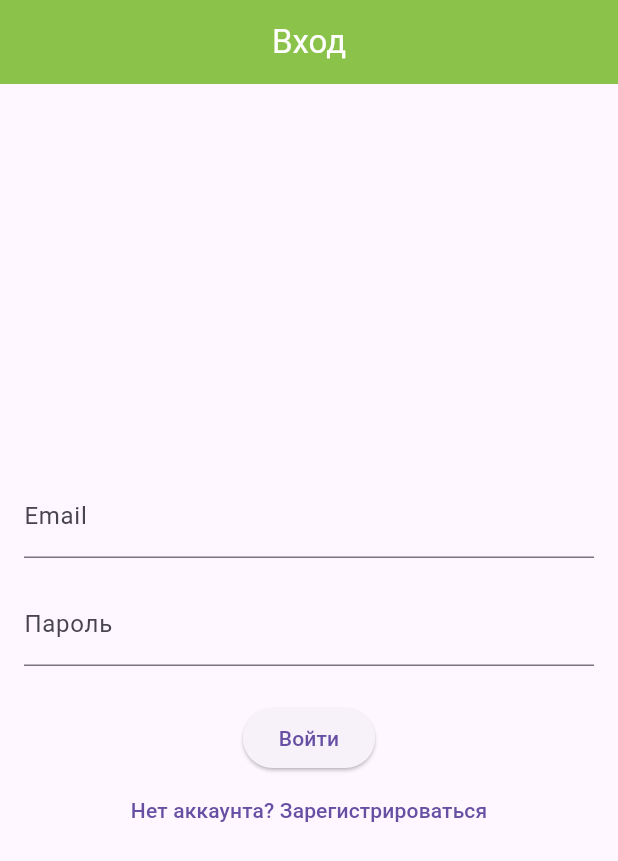
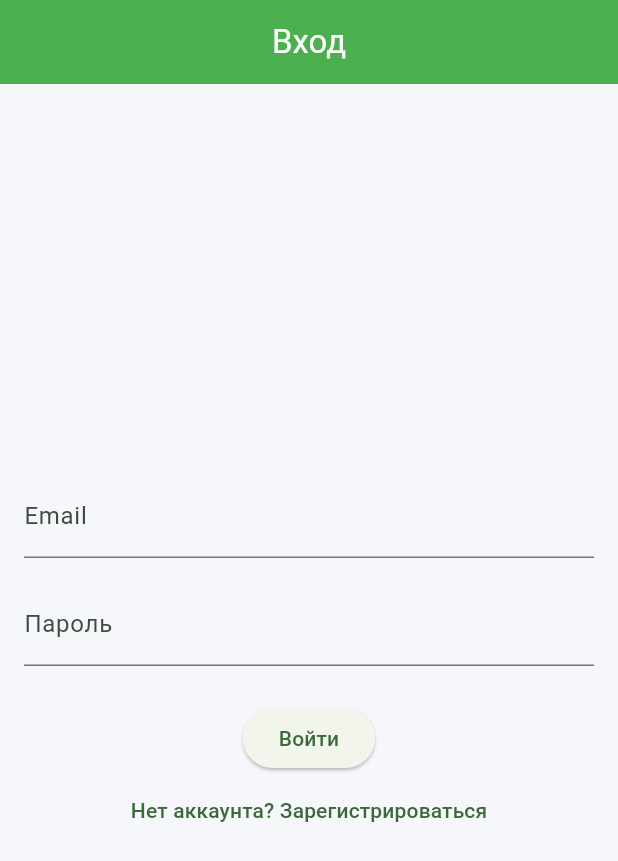
Before and after one commit to Timasoska/flutter2, a Flutter app: the screen it shows after launch, on a phone screen of 412 x 824 dp. Shown: the top 861 px of the screen. Run offline on Flutter 3.47's test engine with Material 3 defaults, Android fonts, the phone set to English and light mode, and no system bars; our stand-ins replace drift, drift_flutter, flutter_bloc, get_it, injectable; accounts and stored records are empty; generated files the repository leaves out were written again.

Commit message:
9 прака готова

```diff
--- a/lib/main.dart
+++ b/lib/main.dart
@@ -1,6 +1,6 @@
 import 'package:flutter/material.dart';
 import 'package:flutter_bloc/flutter_bloc.dart';
-import 'package:flutter2/di/di.dart'; // Импорт настройки DI
+import 'package:flutter2/di/di.dart';
 import 'package:flutter2/pages/home/bloc/home_bloc.dart';
 import 'package:flutter2/pages/loading_page.dart';
 import 'package:flutter2/pages/login_page.dart';
@@ -9,13 +9,13 @@ import 'package:flutter2/pages/home_page.dart';
 import 'package:flutter2/pages/detail_page.dart';
 import 'package:flutter2/routes.dart';
 
+// Импорты для темы
+import 'package:flutter2/theme/theme_cubit.dart';
+import 'package:flutter2/theme/app_theme.dart';
+
 void main() {
-  // Обязательно для инициализации Drift и PathProvider
   WidgetsFlutterBinding.ensureInitialized();
-
-  // Инициализация зависимостей (GetIt)
   configureDependencies();
-
   runApp(const MyApp());
 }
 
@@ -24,26 +24,27 @@ class MyApp extends StatelessWidget {
 
   @override
   Widget build(BuildContext context) {
+    return BlocProvider(
+      // Получаем ThemeCubit из DI (GetIt)
+      create: (_) => getIt<ThemeCubit>(),
+      child: BlocBuilder<ThemeCubit, ThemeMode>(
+        builder: (context, themeMode) {
           return MaterialApp(
             debugShowCheckedModeBanner: false,
-      title: 'Видеокарты (Drift + DI)',
-      theme: ThemeData(
-        primarySwatch: Colors.green,
-        appBarTheme: const AppBarTheme(
-          backgroundColor: Colors.lightGreen,
-          foregroundColor: Colors.white,
-          centerTitle: true,
-        ),
-      ),
+            title: 'Видеокарты (Drift + DI + Theme)',
+
+            // --- Подключение тем ---
+            theme: AppTheme.light,       // Светлая тема
+            darkTheme: AppTheme.dark,    // Тёмная тема
+            themeMode: themeMode,        // Текущий режим (управляется Cubit)
+            // ----------------------
+
             initialRoute: AppRoutes.loading,
             routes: {
               AppRoutes.loading: (context) => const LoadingPage(),
               AppRoutes.login: (context) => const LoginPage(),
               AppRoutes.register: (context) => const RegisterPage(),
 
-        // ВНЕДРЕНИЕ ЗАВИСИМОСТЕЙ:
-        // getIt<HomeBloc>() автоматически создаст блок,
-        // подставив в него репозиторий, а в репозиторий - базу данных.
               AppRoutes.home: (context) => BlocProvider(
                 create: (context) => getIt<HomeBloc>()..add(LoadVideoCardsEvent()),
                 child: const HomePage(),
@@ -52,5 +53,8 @@ class MyApp extends StatelessWidget {
               AppRoutes.detail: (context) => const DetailPage(),
             },
           );
+        },
+      ),
+    );
   }
 }
--- a/lib/pages/detail_page.dart
+++ b/lib/pages/detail_page.dart
@@ -1,17 +1,20 @@
 import 'package:flutter/material.dart';
 import '../data/app_database.dart'; // Новый импорт модели VideoCard
+import '../theme/theme_toggle_action.dart'; // Добавить импорт
 
 class DetailPage extends StatelessWidget {
   const DetailPage({super.key});
 
   @override
   Widget build(BuildContext context) {
-    // Приводим аргументы к типу VideoCard (сгенерированному Drift)
     final card = ModalRoute.of(context)!.settings.arguments as VideoCard;
 
     return Scaffold(
       appBar: AppBar(
         title: Text(card.name),
+        actions: const [
+          ThemeToggleAction(), // Кнопка смены темы
+        ],
       ),
       body: SingleChildScrollView(
         padding: const EdgeInsets.all(24.0),
--- a/lib/pages/home_page.dart
+++ b/lib/pages/home_page.dart
@@ -6,10 +6,10 @@ import 'package:flutter2/data/app_database.dart';
 import 'package:flutter2/pages/profile_page.dart';
 import 'package:flutter2/routes.dart';
 import 'package:flutter2/pages/home/bloc/home_bloc.dart';
+import 'package:flutter2/theme/theme_toggle_action.dart'; // Добавить импорт
 
 class HomePage extends StatefulWidget {
   const HomePage({super.key});
-
   @override
   State<HomePage> createState() => _HomePageState();
 }
@@ -30,6 +30,9 @@ class _HomePageState extends State<HomePage> {
         title: const Text('ИНФОРМАЦИЯ О ВИДЕОКАРТАХ'),
         automaticallyImplyLeading: false,
         actions: [
+          // Добавляем кнопку переключения темы
+          const ThemeToggleAction(),
+
           if (_selectedIndex == 0)
             IconButton(
               icon: const Icon(Icons.refresh),
--- /dev/null
+++ b/lib/theme/app_theme.dart
@@ -0,0 +1,62 @@
+import 'package:flutter/material.dart';
+
+class AppTheme {
+  // --- Светлая тема ---
+  static final ThemeData light = ThemeData(
+    useMaterial3: true,
+    brightness: Brightness.light,
+    primaryColor: Colors.green,
+    scaffoldBackgroundColor: const Color(0xFFF5F7FA),
+    colorScheme: ColorScheme.fromSeed(
+      seedColor: Colors.green,
+      brightness: Brightness.light,
+    ),
+    appBarTheme: const AppBarTheme(
+      backgroundColor: Colors.green,
+      foregroundColor: Colors.white,
+      centerTitle: true,
+      elevation: 0,
+    ),
+    cardTheme: CardThemeData(
+      color: Colors.white,
+      elevation: 2,
+      shape: RoundedRectangleBorder(borderRadius: BorderRadius.circular(12)),
+    ),
+    floatingActionButtonTheme: const FloatingActionButtonThemeData(
+      backgroundColor: Colors.green,
+      foregroundColor: Colors.white,
+    ),
+  );
+
+  // --- Тёмная тема ---
+  static final ThemeData dark = ThemeData(
+    useMaterial3: true,
+    brightness: Brightness.dark,
+    primaryColor: Colors.green,
+    scaffoldBackgroundColor: const Color(0xFF121212),
+    colorScheme: ColorScheme.fromSeed(
+      seedColor: Colors.green,
+      brightness: Brightness.dark,
+    ),
+    appBarTheme: const AppBarTheme(
+      backgroundColor: Color(0xFF1F1F1F),
+      foregroundColor: Colors.white,
+      centerTitle: true,
+      elevation: 0,
+    ),
+    cardTheme: CardThemeData(
+      color: const Color(0xFF1E1E1E),
+      elevation: 2,
+      shape: RoundedRectangleBorder(borderRadius: BorderRadius.circular(12)),
+    ),
+    floatingActionButtonTheme: const FloatingActionButtonThemeData(
+      backgroundColor: Colors.green,
+      foregroundColor: Colors.white,
+    ),
+    // Настройка текста для темной темы, чтобы он был читаемым
+    textTheme: const TextTheme(
+      bodyMedium: TextStyle(color: Colors.white70),
+      titleMedium: TextStyle(color: Colors.white),
+    ),
+  );
+}
--- /dev/null
+++ b/lib/theme/theme_cubit.dart
@@ -0,0 +1,14 @@
+import 'package:flutter/material.dart';
+import 'package:flutter_bloc/flutter_bloc.dart';
+import 'package:injectable/injectable.dart';
+
+@singleton
+class ThemeCubit extends Cubit<ThemeMode> {
+  // Начальное состояние - светлая тема
+  ThemeCubit() : super(ThemeMode.light);
+
+  /// Переключить тему
+  void toggleTheme(bool isDark) {
+    emit(isDark ? ThemeMode.dark : ThemeMode.light);
+  }
+}
--- /dev/null
+++ b/lib/theme/theme_toggle_action.dart
@@ -0,0 +1,23 @@
+import 'package:flutter/material.dart';
+import 'package:flutter_bloc/flutter_bloc.dart';
+import 'theme_cubit.dart';
+
+class ThemeToggleAction extends StatelessWidget {
+  const ThemeToggleAction({super.key});
+
+  @override
+  Widget build(BuildContext context) {
+    // Слушаем изменения темы
+    final themeMode = context.watch<ThemeCubit>().state;
+    final isDark = themeMode == ThemeMode.dark;
+
+    return IconButton(
+      tooltip: isDark ? 'Включить светлую тему' : 'Включить тёмную тему',
+      icon: Icon(isDark ? Icons.light_mode : Icons.dark_mode),
+      onPressed: () {
+        // Вызываем метод Cubit для смены темы
+        context.read<ThemeCubit>().toggleTheme(!isDark);
+      },
+    );
+  }
+}
```
Also changed, not shown: lib/di/di.config.dart. Lines whose indentation alone changed are shown as unchanged.
